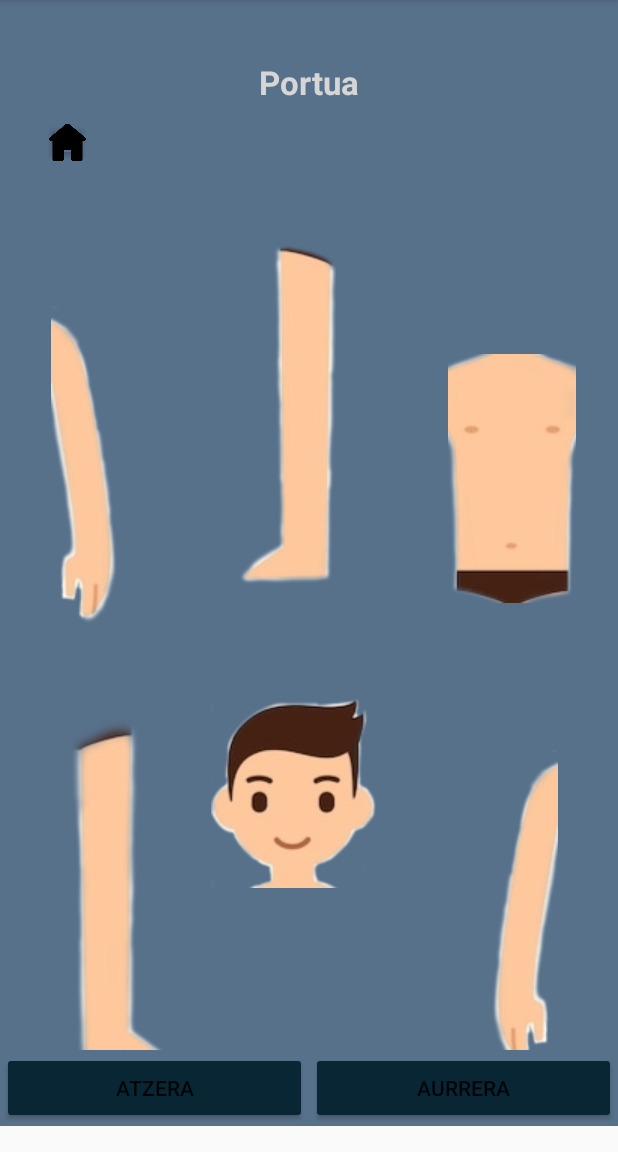
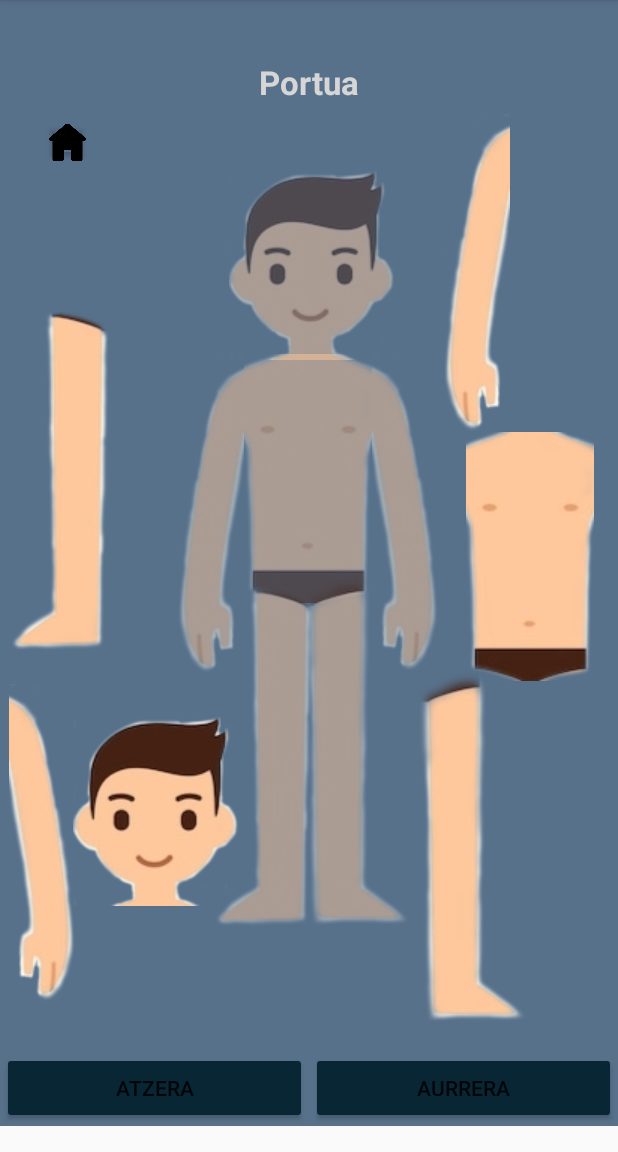
Before and after one commit to Hodei15/DidaktikAPP_Bermeo_T5, an Android app: the fragment Jolasa_Fragment_Gune_4 placed in its activity, on a phone screen of 412 x 824 dp, the part 84-1236 px from its top. Run offline under Robolectric (Android 15) with nearby library versions, the phone set to English and light mode, and no system bars.

Commit message:
4 jolasa Layout berriro estructuratu

```diff
--- a/app/src/main/java/com/example/didaktikapp/Fragments/Jolasa_Fragment_Gune_4.java
+++ b/app/src/main/java/com/example/didaktikapp/Fragments/Jolasa_Fragment_Gune_4.java
@@ -1,5 +1,8 @@
 package com.example.didaktikapp.Fragments;
 
+import static java.lang.Math.abs;
+
+import android.graphics.Rect;
 import android.os.Bundle;
 
 import androidx.fragment.app.Fragment;
@@ -11,6 +14,8 @@ import android.view.ViewGroup;
 import android.widget.ImageView;
 
 import com.example.didaktikapp.R;
+
+import java.util.ArrayList;
 
 /**
  * A simple {@link Fragment} subclass.
@@ -65,13 +70,21 @@ public class Jolasa_Fragment_Gune_4 extends Fragment {
         // Inflate the layout for this fragment
         return inflater.inflate(R.layout.fragment_jolasa_gune_4, container, false);
     }
+
     private ImageView cabeza;
     private ImageView pierna_DER;
     private ImageView pierna_IZQ;
     private ImageView brazo_DER;
     private ImageView brazo_IZQ;
     private ImageView torso;
+    private ImageView cabeza_Ondo;
+    private ImageView pierna_DER_Ondo;
+    private ImageView pierna_IZQ_Ondo;
+    private ImageView brazo_DER_Ondo;
+    private ImageView brazo_IZQ_Ondo;
+    private ImageView torso_Ondo;
     private float xDelta, yDelta;
+
     @Override
     public void onViewCreated(View view, Bundle savedInstanceState) {
         super.onViewCreated(view, savedInstanceState);
@@ -81,21 +94,43 @@ public class Jolasa_Fragment_Gune_4 extends Fragment {
         brazo_DER = view.findViewById(R.id.brazo_DER);
         brazo_IZQ = view.findViewById(R.id.brazo_IZQ);
         torso = view.findViewById(R.id.torso);
+        cabeza_Ondo = view.findViewById(R.id.cabeza_Ondo);
+        pierna_DER_Ondo = view.findViewById(R.id.pierna_DER_Ondo);
+        pierna_IZQ_Ondo = view.findViewById(R.id.pierna_IZQ_Ondo);
+        brazo_DER_Ondo = view.findViewById(R.id.brazo_DER_Ondo);
+        brazo_IZQ_Ondo = view.findViewById(R.id.brazo_IZQ_Ondo);
+        torso_Ondo = view.findViewById(R.id.torso_Ondo);
+        boolean cabezaDrag = false;
+        boolean brazoIZQDrag = false;
+        boolean brazoDERDrag = false;
+        boolean piernaIZQDrag = false;
+        boolean piernaDERDrag = false;
+        boolean torsoDrag = false;
+
+
+/*
         cabeza.setOnTouchListener(new View.OnTouchListener() {
             @Override
             public boolean onTouch(View view, MotionEvent event) {
-                final int x = (int) event.getRawX();
-                final int y = (int) event.getRawY();
+                // ... (otros códigos)
+
                 switch (event.getAction() & MotionEvent.ACTION_MASK) {
                     case MotionEvent.ACTION_DOWN:
-                        // Guardar la posición inicial al tocar la imagen
-                        xDelta = x - cabeza.getX();
-                        yDelta = y - cabeza.getY();
+                        // ... (otros códigos)
                         break;
                     case MotionEvent.ACTION_MOVE:
-                        // Mover la imagen según la posición del dedo
-                        cabeza.setX(x - xDelta);
-                        cabeza.setY(y - yDelta);
+                        // Mover la imagen solo si el arrastre está habilitado
+                        if (cabezaDrag) {
+                            cabeza.setX(x - xDelta);
+                            cabeza.setY(y - yDelta);
+                        }
+                        break;
+                    case MotionEvent.ACTION_UP:
+                        // Al soltar la imagen, verifica si está sobre la imagen "Cabeza_Ondo"
+                        if (isViewOverlapping(cabeza, cabeza_Ondo)) {
+                            // La cabeza está sobre "Cabeza_Ondo", deshabilita el arrastre
+                            cabezaDrag = false;
+                        }
                         break;
                 }
                 return true;
@@ -201,5 +236,17 @@ public class Jolasa_Fragment_Gune_4 extends Fragment {
                 return true;
             }
         });
+
+    }
+    private boolean isViewOverlapping(View firstView, View secondView) {
+        Rect rectFirstView = new Rect();
+        firstView.getHitRect(rectFirstView);
+
+        Rect rectSecondView = new Rect();
+        secondView.getHitRect(rectSecondView);
+
+        return Rect.intersects(rectFirstView, rectSecondView);
+    }
+*/
     }
 }
--- a/app/src/main/res/layout/fragment_jolasa_gune_4.xml
+++ b/app/src/main/res/layout/fragment_jolasa_gune_4.xml
@@ -16,8 +16,19 @@
             android:id="@+id/brazo_IZQ"
             android:layout_width="wrap_content"
             android:layout_height="wrap_content"
-            android:layout_marginTop="204dp"
-            android:layout_marginEnd="332dp"
+            android:layout_marginTop="456dp"
+            android:layout_marginEnd="360dp"
+            android:src="@drawable/txo_brazo_derecho"
+            app:layout_constraintEnd_toEndOf="parent"
+            app:layout_constraintTop_toTopOf="parent" />
+
+        <ImageView
+            android:id="@+id/brazo_IZQ_Ondo"
+            android:layout_width="wrap_content"
+            android:layout_height="wrap_content"
+            android:layout_marginTop="236dp"
+            android:layout_marginEnd="118dp"
+            android:alpha="0.5"
             android:src="@drawable/txo_brazo_derecho"
             app:layout_constraintEnd_toEndOf="parent"
             app:layout_constraintTop_toTopOf="parent" />
@@ -26,8 +37,19 @@
             android:id="@+id/brazo_DER"
             android:layout_width="wrap_content"
             android:layout_height="wrap_content"
-            android:layout_marginTop="500dp"
-            android:layout_marginEnd="40dp"
+            android:layout_marginTop="76dp"
+            android:layout_marginEnd="72dp"
+            android:src="@drawable/txo_brazo_izquierdo"
+            app:layout_constraintEnd_toEndOf="parent"
+            app:layout_constraintTop_toTopOf="parent" />
+
+        <ImageView
+            android:id="@+id/brazo_DER_Ondo"
+            android:layout_width="wrap_content"
+            android:layout_height="wrap_content"
+            android:layout_marginTop="237dp"
+            android:layout_marginEnd="249dp"
+            android:alpha="0.5"
             android:src="@drawable/txo_brazo_izquierdo"
             app:layout_constraintEnd_toEndOf="parent"
             app:layout_constraintTop_toTopOf="parent" />
@@ -36,8 +58,19 @@
             android:id="@+id/cabeza"
             android:layout_width="wrap_content"
             android:layout_height="wrap_content"
-            android:layout_marginTop="464dp"
-            android:layout_marginEnd="160dp"
+            android:layout_marginTop="476dp"
+            android:layout_marginEnd="252dp"
+            android:src="@drawable/txo_cabeza"
+            app:layout_constraintEnd_toEndOf="parent"
+            app:layout_constraintTop_toTopOf="parent" />
+
+        <ImageView
+            android:id="@+id/cabeza_Ondo"
+            android:layout_width="wrap_content"
+            android:layout_height="wrap_content"
+            android:layout_marginTop="112dp"
+            android:layout_marginEnd="148dp"
+            android:alpha="0.5"
             android:src="@drawable/txo_cabeza"
             app:layout_constraintEnd_toEndOf="parent"
             app:layout_constraintTop_toTopOf="parent" />
@@ -46,8 +79,19 @@
             android:id="@+id/pierna_IZQ"
             android:layout_width="wrap_content"
             android:layout_height="wrap_content"
-            android:layout_marginTop="480dp"
-            android:layout_marginEnd="292dp"
+            android:layout_marginTop="448dp"
+            android:layout_marginEnd="60dp"
+            android:src="@drawable/txo_pierna_derecha"
+            app:layout_constraintEnd_toEndOf="parent"
+            app:layout_constraintTop_toTopOf="parent" />
+
+        <ImageView
+            android:id="@+id/pierna_IZQ_Ondo"
+            android:layout_width="wrap_content"
+            android:layout_height="wrap_content"
+            android:layout_marginTop="384dp"
+            android:layout_marginEnd="137dp"
+            android:alpha="0.5"
             android:src="@drawable/txo_pierna_derecha"
             app:layout_constraintEnd_toEndOf="parent"
             app:layout_constraintTop_toTopOf="parent" />
@@ -56,8 +100,19 @@
             android:id="@+id/pierna_DER"
             android:layout_width="wrap_content"
             android:layout_height="wrap_content"
-            android:layout_marginTop="164dp"
-            android:layout_marginEnd="188dp"
+            android:layout_marginTop="208dp"
+            android:layout_marginEnd="340dp"
+            android:src="@drawable/txo_pierna_izquierda"
+            app:layout_constraintEnd_toEndOf="parent"
+            app:layout_constraintTop_toTopOf="parent" />
+
+        <ImageView
+            android:id="@+id/pierna_DER_Ondo"
+            android:layout_width="wrap_content"
+            android:layout_height="wrap_content"
+            android:layout_marginTop="392dp"
+            android:layout_marginEnd="204dp"
+            android:alpha="0.5"
             android:src="@drawable/txo_pierna_izquierda"
             app:layout_constraintEnd_toEndOf="parent"
             app:layout_constraintTop_toTopOf="parent" />
@@ -66,8 +121,19 @@
             android:id="@+id/torso"
             android:layout_width="wrap_content"
             android:layout_height="wrap_content"
+            android:layout_marginTop="288dp"
+            android:layout_marginEnd="16dp"
+            android:src="@drawable/txo_torso"
+            app:layout_constraintEnd_toEndOf="parent"
+            app:layout_constraintTop_toTopOf="parent" />
+
+        <ImageView
+            android:id="@+id/torso_Ondo"
+            android:layout_width="wrap_content"
+            android:layout_height="wrap_content"
             android:layout_marginTop="236dp"
-            android:layout_marginEnd="28dp"
+            android:layout_marginEnd="164dp"
+            android:alpha="0.5"
             android:src="@drawable/txo_torso"
             app:layout_constraintEnd_toEndOf="parent"
             app:layout_constraintTop_toTopOf="parent" />
```
